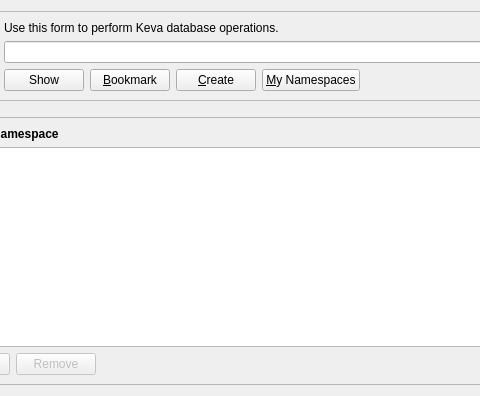
Above: src/qt/forms/kevadialog.ui from kvazar-network/kevacoin before the change; both pictures show x 91 to 571 and y 0 to 396 of the 776 by 396 pixel window. Below: the same form after it.
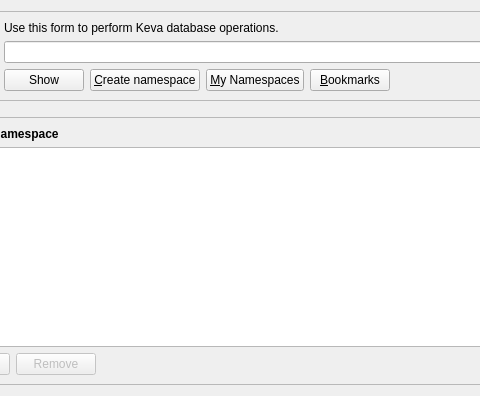
That is the form after the change. Icons and pictures are not drawn.

Patch:
```diff
--- a/src/qt/forms/kevadialog.ui
+++ b/src/qt/forms/kevadialog.ui
@@ -83,26 +83,6 @@
             </property>
            </widget>
           </item>
-          <item>
-           <widget class="QPushButton" name="receiveButton">
-            <property name="sizePolicy">
-             <sizepolicy hsizetype="Minimum" vsizetype="Fixed">
-              <horstretch>0</horstretch>
-              <verstretch>0</verstretch>
-             </sizepolicy>
-            </property>
-            <property name="toolTip">
-                <string>Bookmark this namespace</string>
-            </property>
-            <property name="text">
-             <string>&amp;Bookmark</string>
-            </property>
-            <property name="icon">
-             <iconset resource="../bitcoin.qrc">
-              <normaloff>:/icons/address-book</normaloff>:/icons/address-book</iconset>
-            </property>
-           </widget>
-          </item>
           <item>
            <widget class="QPushButton" name="createNamespace">
             <property name="sizePolicy">
@@ -115,7 +95,7 @@
                 <string>Create a new namespace</string>
             </property>
             <property name="text">
-             <string>&amp;Create</string>
+             <string>&amp;Create namespace</string>
             </property>
             <property name="icon">
              <iconset resource="../bitcoin.qrc">
@@ -143,6 +123,26 @@
             </property>
            </widget>
           </item>
+          <item>
+           <widget class="QPushButton" name="receiveButton">
+            <property name="sizePolicy">
+             <sizepolicy hsizetype="Minimum" vsizetype="Fixed">
+              <horstretch>0</horstretch>
+              <verstretch>0</verstretch>
+             </sizepolicy>
+            </property>
+            <property name="toolTip">
+                <string>Show bookmarks</string>
+            </property>
+            <property name="text">
+             <string>&amp;Bookmarks</string>
+            </property>
+            <property name="icon">
+             <iconset resource="../bitcoin.qrc">
+              <normaloff>:/icons/address-book</normaloff>:/icons/address-book</iconset>
+            </property>
+           </widget>
+          </item>
           <item>
            <spacer name="horizontalSpacer">
             <property name="orientation">
```
